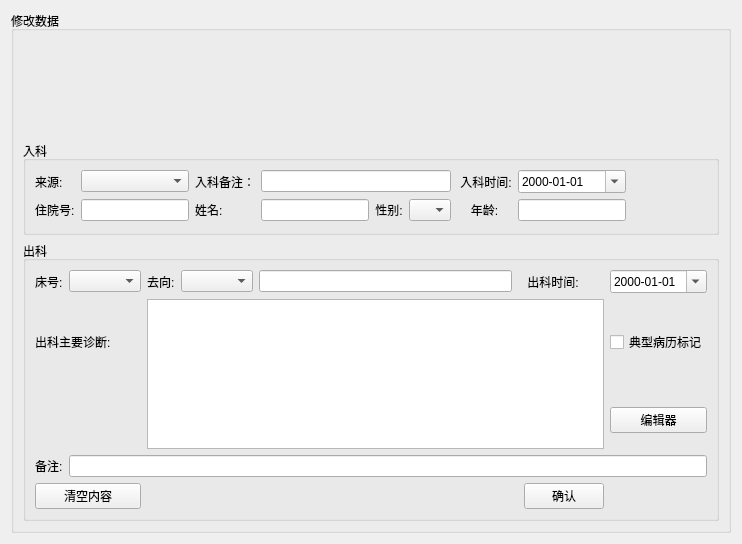
Above: alterData.ui from mawang98/MICU_checkout before the change. Below: the same form after it.
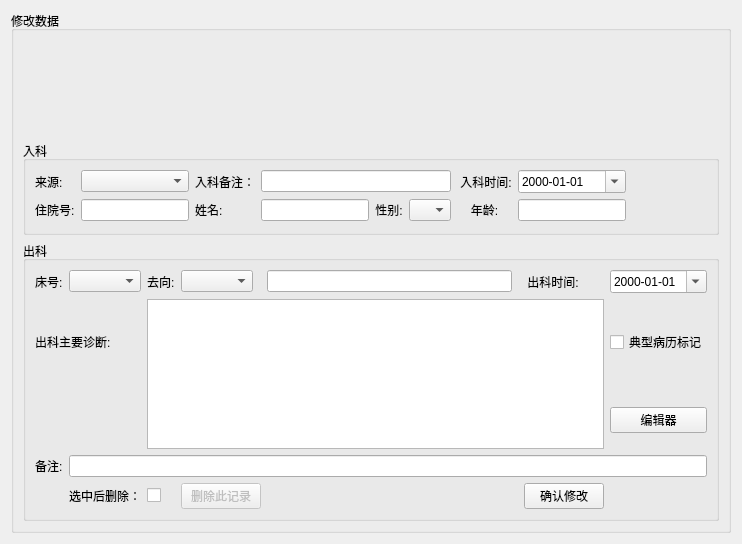
That is the form after the change.

Commit message: 部分完成修改窗口

Diff of the .ui file:
```diff
--- a/alterData.ui
+++ b/alterData.ui
@@ -196,7 +196,7 @@
             </sizepolicy>
            </property>
            <property name="text">
-            <string>确认</string>
+            <string>确认修改</string>
            </property>
           </widget>
          </item>
@@ -243,13 +243,6 @@
            </property>
           </widget>
          </item>
-         <item row="5" column="0" colspan="2">
-          <widget class="QPushButton" name="pushButton_4">
-           <property name="text">
-            <string>清空内容</string>
-           </property>
-          </widget>
-         </item>
          <item row="0" column="4">
           <widget class="QLineEdit" name="lineEdit_5"/>
          </item>
@@ -298,6 +291,30 @@
            </property>
           </widget>
          </item>
+         <item row="5" column="3">
+          <widget class="QPushButton" name="pushButton_4">
+           <property name="enabled">
+            <bool>false</bool>
+           </property>
+           <property name="text">
+            <string>删除此记录</string>
+           </property>
+          </widget>
+         </item>
+         <item row="5" column="2">
+          <widget class="QCheckBox" name="checkBox_2">
+           <property name="text">
+            <string/>
+           </property>
+          </widget>
+         </item>
+         <item row="5" column="1">
+          <widget class="QLabel" name="label_5">
+           <property name="text">
+            <string>选中后删除：</string>
+           </property>
+          </widget>
+         </item>
         </layout>
        </widget>
       </item>
```
Left out of the diff: 191 changed lines with no effect on the pictures. The commit also changes 7 other files.
